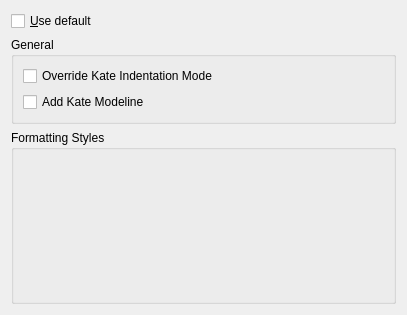
KDE/kdevelop, file plugins/sourceformatter/config/projectconfigpage.ui: the form before one commit.
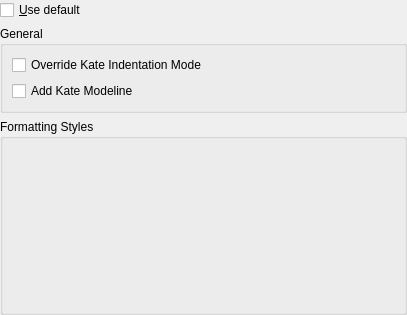
The form after the commit. Custom widgets are drawn as their Qt base class.

Commit message:
Fix extra margins around config pages
KPageView changed behaviour in KF 5.65, no longer enforces a 0 margin
around pages itself, so we have to do it explicitly.

Patch:
```diff
--- a/plugins/sourceformatter/config/projectconfigpage.ui
+++ b/plugins/sourceformatter/config/projectconfigpage.ui
@@ -11,6 +11,18 @@
    </rect>
   </property>
   <layout class="QVBoxLayout" stretch="0,0,1">
+   <property name="leftMargin">
+    <number>0</number>
+   </property>
+   <property name="topMargin">
+    <number>0</number>
+   </property>
+   <property name="rightMargin">
+    <number>0</number>
+   </property>
+   <property name="bottomMargin">
+    <number>0</number>
+   </property>
    <item>
     <widget class="QCheckBox" name="kcfg_useDefault">
      <property name="text">
```
The commit also changes 16 other files.
